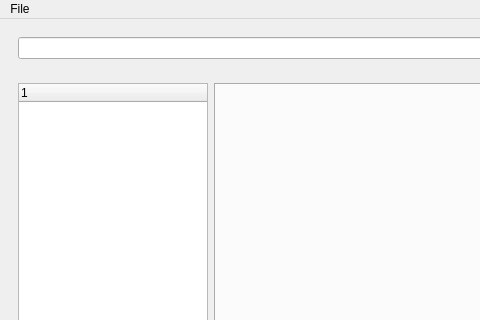
First picture: the form in src/mainwindow.ui, repository kitswas/File-Manager, before the edit; both pictures show x 0 to 480 and y 0 to 320 of the 800 by 600 pixel window.
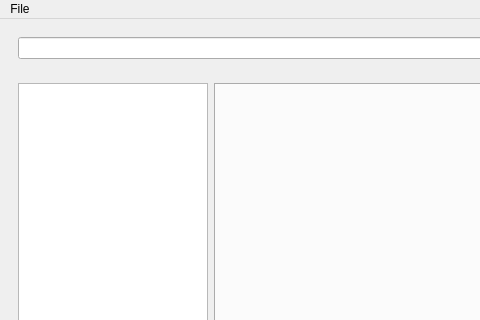
Second picture: the form after the edit. Icons and pictures are not drawn.

Commit message: Directory Tree

What changed in the file:
```diff
--- a/src/mainwindow.ui
+++ b/src/mainwindow.ui
@@ -52,18 +52,13 @@
      <widget class="QWidget" name="groupMain" native="true">
       <layout class="QHBoxLayout" name="horizontalLayout_2">
        <item>
-        <widget class="QTreeWidget" name="treeWidget">
+        <widget class="QTreeView" name="treeView">
          <property name="sizePolicy">
           <sizepolicy hsizetype="Expanding" vsizetype="Expanding">
            <horstretch>1</horstretch>
            <verstretch>0</verstretch>
           </sizepolicy>
          </property>
-         <column>
-          <property name="text">
-           <string notr="true">1</string>
-          </property>
-         </column>
         </widget>
        </item>
        <item>
```
The commit also changes 1 other file.
